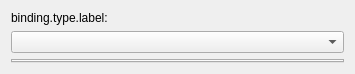
Above: Touché_Configuration/keybindingconfiguration.ui from GuLinux/Touche before the change. Below: the same form after it.
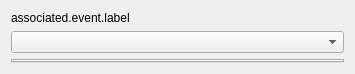
That is the form after the change.

The edit to the form file:
```diff
--- a/Touché_Configuration/keybindingconfiguration.ui
+++ b/Touché_Configuration/keybindingconfiguration.ui
@@ -17,7 +17,7 @@
    <item>
     <widget class="QLabel" name="bindingTypelabel">
      <property name="text">
-      <string>binding.type.label:</string>
+      <string notr="true" extracomment="Key event association label">associated.event.label</string>
      </property>
     </widget>
    </item>
```
